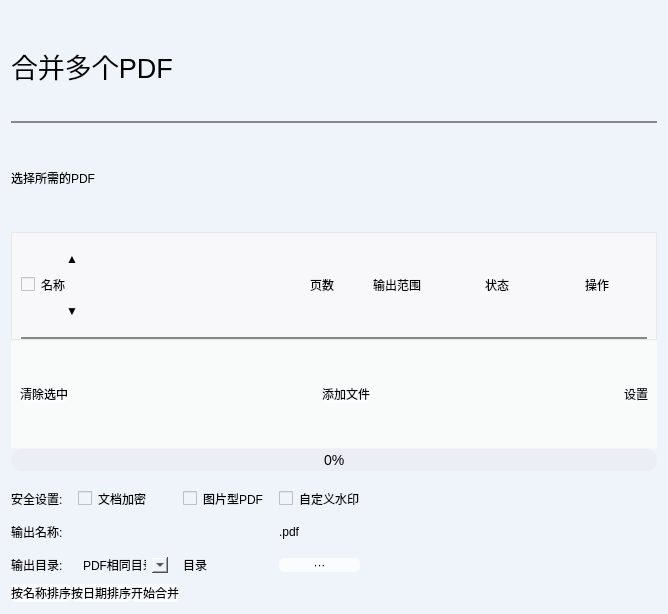
This is app/ui/pdf_tools/merge/merge_ui.ui in LC044/EasyBox as Qt 5 draws it before an edit. The edited form follows.
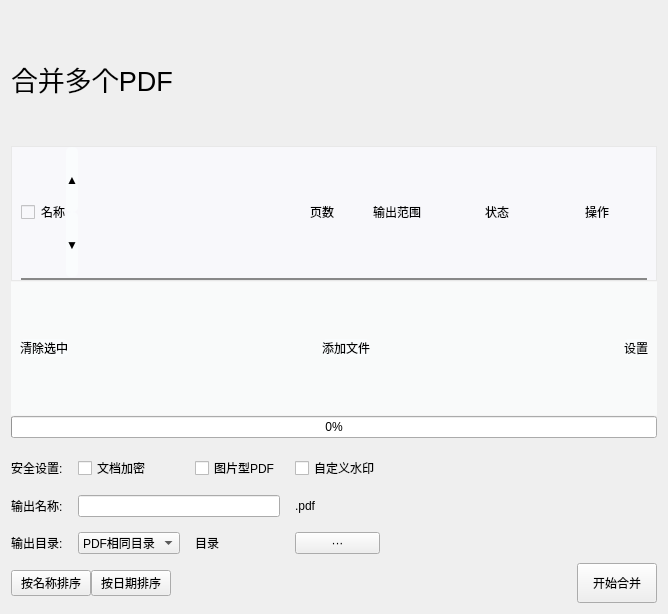
This is the edited form.

Patch:
```diff
--- a/app/ui/pdf_tools/merge/merge_ui.ui
+++ b/app/ui/pdf_tools/merge/merge_ui.ui
@@ -14,64 +14,7 @@
    <string>Form</string>
   </property>
   <property name="styleSheet">
-   <string notr="true">QWidget{
-	background: rgb(238,244,249);
-	border-radius: 10px;
-}
-
-QPushButton{
-    background-color: rgb(250,252,253);
-    border-radius: 5px;
-	padding:0px;
-}
-QPushButton:hover {
-	color: rgb(148,133,247)
-}
-QCommandLinkButton{
-    background-color: rgb(250,252,253);
-    border-radius: 5px;
-    padding: 8px;
-    border:none;
-}
-QProgressBar{
-    font-family: 'Arial Unicode MS';
-    height:22px;
-    text-align:center;
-    font-size:14px;
-    color:black;
-    border-radius:11px;
-    background:#EBEEF5;
-}
-QProgressBar::chunk{
-    border-radius:11px;
-    background:qlineargradient(spread:pad,x1:0,y1:0,x2:1,y2:0,stop:0 #99ffff,stop:1 #9900ff);
-}
-QMessageBox QPushButton{
-    background-color: rgb(250,252,253);
-    border-radius: 5px;
-    padding: 8px;
-    border-right: 2px solid #888888;  /* 按钮边框，2px宽，白色 */
-    border-bottom: 2px solid #888888;  /* 按钮边框，2px宽，白色 */
-    border-left: 1px solid #ffffff;  /* 按钮边框，2px宽，白色 */
-    border-top: 1px solid #ffffff;  /* 按钮边框，2px宽，白色 */
-}
-QListView {
-    color: black;
-    border: none;
-}
-QListView::item {
-    margin: 0px;
-	border-bottom: 1px solid black;
-}
-QListView::item:hover {
-    background: none;
-}
-/* 被选中时的背景颜色和左边框颜色 */
-QListView::item:selected {
-    border-radius: 0px;
-	border-left: 0px solid rgb(62, 62, 62);
-    background: none;
-}</string>
+   <string notr="true"/>
   </property>
   <layout class="QVBoxLayout" name="verticalLayout_3">
    <property name="spacing">
@@ -89,29 +32,6 @@
      </property>
     </widget>
    </item>
-   <item>
-    <widget class="Line" name="line_7">
-     <property name="styleSheet">
-      <string notr="true">border-bottom: 2px solid #888888;</string>
-     </property>
-     <property name="frameShadow">
-      <enum>QFrame::Raised</enum>
-     </property>
-     <property name="lineWidth">
-      <number>5</number>
-     </property>
-     <property name="orientation">
-      <enum>Qt::Horizontal</enum>
-     </property>
-    </widget>
-   </item>
-   <item>
-    <widget class="QLabel" name="label_7">
-     <property name="text">
-      <string>选择所需的PDF</string>
-     </property>
-    </widget>
-   </item>
    <item>
     <widget class="QFrame" name="frame1">
      <property name="styleSheet">
@@ -121,6 +41,60 @@
 }
 #frame1{
 	border: 1px solid #e8e8e8;
+}
+
+QPushButton{
+    background-color: rgb(250,252,253);
+    border-radius: 5px;
+	padding:0px;
+}
+QPushButton:hover {
+	color: rgb(148,133,247)
+}
+QCommandLinkButton{
+    background-color: rgb(250,252,253);
+    border-radius: 5px;
+    padding: 8px;
+    border:none;
+}
+QProgressBar{
+    font-family: 'Arial Unicode MS';
+    height:22px;
+    text-align:center;
+    font-size:14px;
+    color:black;
+    border-radius:11px;
+    background:#EBEEF5;
+}
+QProgressBar::chunk{
+    border-radius:11px;
+    background:qlineargradient(spread:pad,x1:0,y1:0,x2:1,y2:0,stop:0 #99ffff,stop:1 #9900ff);
+}
+QMessageBox QPushButton{
+    background-color: rgb(250,252,253);
+    border-radius: 5px;
+    padding: 8px;
+    border-right: 2px solid #888888;  /* 按钮边框，2px宽，白色 */
+    border-bottom: 2px solid #888888;  /* 按钮边框，2px宽，白色 */
+    border-left: 1px solid #ffffff;  /* 按钮边框，2px宽，白色 */
+    border-top: 1px solid #ffffff;  /* 按钮边框，2px宽，白色 */
+}
+QListView {
+    color: black;
+    border: none;
+}
+QListView::item {
+    margin: 0px;
+	border-bottom: 1px solid black;
+}
+QListView::item:hover {
+    background: none;
+}
+/* 被选中时的背景颜色和左边框颜色 */
+QListView::item:selected {
+    border-radius: 0px;
+	border-left: 0px solid rgb(62, 62, 62);
+    background: none;
 }</string>
      </property>
      <property name="frameShape">
@@ -358,6 +332,64 @@
 }
 QPushButton:hover {
 	color: rgb(148,133,247)
+}
+QWidget{
+	background: rgb(238,244,249);
+	border-radius: 10px;
+}
+
+QPushButton{
+    background-color: rgb(250,252,253);
+    border-radius: 5px;
+	padding:0px;
+}
+QPushButton:hover {
+	color: rgb(148,133,247)
+}
+QCommandLinkButton{
+    background-color: rgb(250,252,253);
+    border-radius: 5px;
+    padding: 8px;
+    border:none;
+}
+QProgressBar{
+    font-family: 'Arial Unicode MS';
+    height:22px;
+    text-align:center;
+    font-size:14px;
+    color:black;
+    border-radius:11px;
+    background:#EBEEF5;
+}
+QProgressBar::chunk{
+    border-radius:11px;
+    background:qlineargradient(spread:pad,x1:0,y1:0,x2:1,y2:0,stop:0 #99ffff,stop:1 #9900ff);
+}
+QMessageBox QPushButton{
+    background-color: rgb(250,252,253);
+    border-radius: 5px;
+    padding: 8px;
+    border-right: 2px solid #888888;  /* 按钮边框，2px宽，白色 */
+    border-bottom: 2px solid #888888;  /* 按钮边框，2px宽，白色 */
+    border-left: 1px solid #ffffff;  /* 按钮边框，2px宽，白色 */
+    border-top: 1px solid #ffffff;  /* 按钮边框，2px宽，白色 */
+}
+QListView {
+    color: black;
+    border: none;
+}
+QListView::item {
+    margin: 0px;
+	border-bottom: 1px solid black;
+}
+QListView::item:hover {
+    background: none;
+}
+/* 被选中时的背景颜色和左边框颜色 */
+QListView::item:selected {
+    border-radius: 0px;
+	border-left: 0px solid rgb(62, 62, 62);
+    background: none;
 }</string>
      </property>
      <layout class="QHBoxLayout" name="horizontalLayout_2">
@@ -568,26 +600,32 @@
        </property>
       </widget>
      </item>
+     <item>
+      <spacer name="horizontalSpacer">
+       <property name="orientation">
+        <enum>Qt::Horizontal</enum>
+       </property>
+       <property name="sizeHint" stdset="0">
+        <size>
+         <width>40</width>
+         <height>20</height>
+        </size>
+       </property>
+      </spacer>
+     </item>
      <item>
       <widget class="QPushButton" name="btn_merge">
+       <property name="minimumSize">
+        <size>
+         <width>60</width>
+         <height>40</height>
+        </size>
+       </property>
        <property name="text">
         <string>开始合并</string>
        </property>
       </widget>
      </item>
-     <item>
-      <spacer name="horizontalSpacer">
-       <property name="orientation">
-        <enum>Qt::Horizontal</enum>
-       </property>
-       <property name="sizeHint" stdset="0">
-        <size>
-         <width>40</width>
-         <height>20</height>
-        </size>
-       </property>
-      </spacer>
-     </item>
     </layout>
    </item>
   </layout>
```
